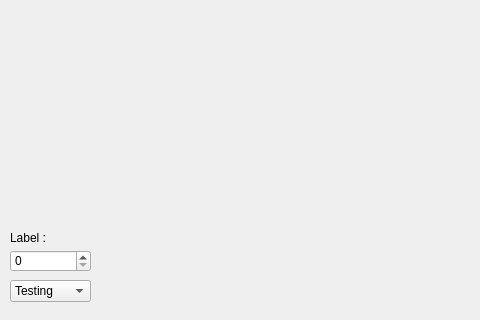
MatthieuHernandez/NeuralNetworkTest, file Example/GUI/MnistVisualization.ui: the form before one commit; both pictures show x 0 to 480 and y 100 to 420 of the 660 by 420 pixel window.
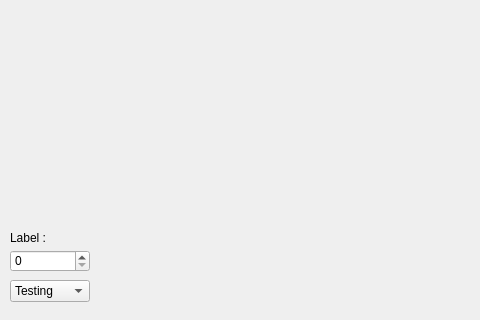
The form after the commit.

Commit message: [NN-0048] Finished MnistVisualization

What changed in the file:
```diff
--- a/Example/GUI/MnistVisualization.ui
+++ b/Example/GUI/MnistVisualization.ui
@@ -18,7 +18,7 @@
     <rect>
      <x>10</x>
      <y>330</y>
-     <width>81</width>
+     <width>80</width>
      <height>16</height>
     </rect>
    </property>
@@ -31,7 +31,7 @@
     <rect>
      <x>10</x>
      <y>350</y>
-     <width>81</width>
+     <width>80</width>
      <height>22</height>
     </rect>
    </property>
@@ -57,7 +57,7 @@
     <rect>
      <x>10</x>
      <y>380</y>
-     <width>81</width>
+     <width>80</width>
      <height>22</height>
     </rect>
    </property>
```
The commit also changes 12 other files.
